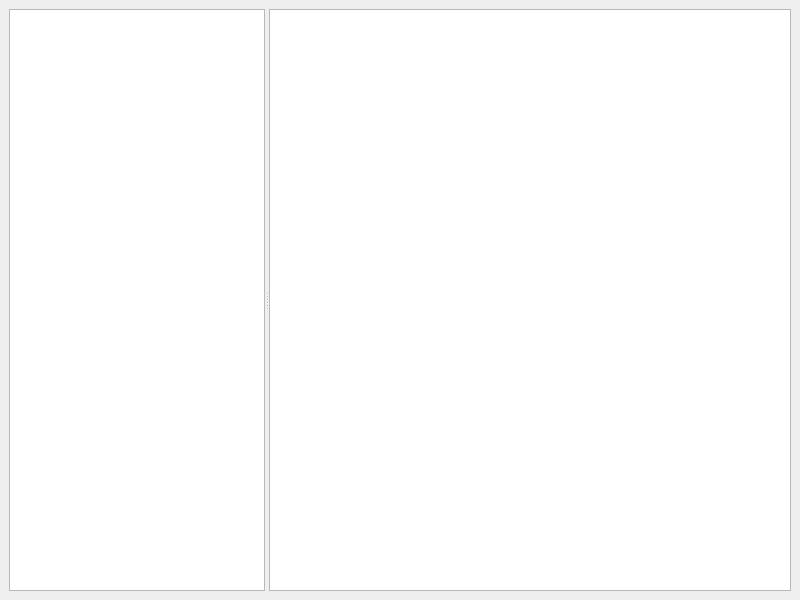
Old version of the form freepad/plugins/mainwindowplugin/mainwindow.ui in the repository FreeHealth/freehealth.
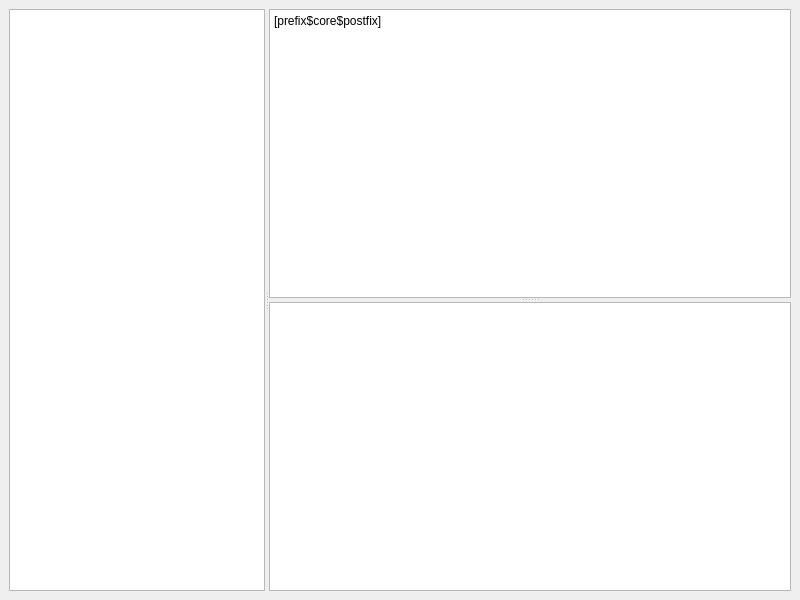
New version of the form.

Commit message: A simple pad example statically integrated to freepad

Patch:
```diff
--- a/freepad/plugins/mainwindowplugin/mainwindow.ui
+++ b/freepad/plugins/mainwindowplugin/mainwindow.ui
@@ -13,7 +13,7 @@
   <widget class="QWidget" name="centralwidget">
    <layout class="QGridLayout" name="gridLayout">
     <item row="0" column="0">
-     <widget class="QSplitter" name="splitter">
+     <widget class="QSplitter" name="splitter_2">
       <property name="orientation">
        <enum>Qt::Horizontal</enum>
       </property>
@@ -28,13 +28,39 @@
         </sizepolicy>
        </property>
       </widget>
-      <widget class="QTextEdit" name="padTextEdit">
+      <widget class="QSplitter" name="splitter">
        <property name="sizePolicy">
-        <sizepolicy hsizetype="Expanding" vsizetype="Expanding">
+        <sizepolicy hsizetype="Preferred" vsizetype="Expanding">
          <horstretch>1</horstretch>
          <verstretch>0</verstretch>
         </sizepolicy>
        </property>
+       <property name="orientation">
+        <enum>Qt::Vertical</enum>
+       </property>
+       <widget class="QTextEdit" name="padTextEdit">
+        <property name="sizePolicy">
+         <sizepolicy hsizetype="Expanding" vsizetype="Expanding">
+          <horstretch>0</horstretch>
+          <verstretch>0</verstretch>
+         </sizepolicy>
+        </property>
+        <property name="html">
+         <string>&lt;!DOCTYPE HTML PUBLIC &quot;-//W3C//DTD HTML 4.0//EN&quot; &quot;http://www.w3.org/TR/REC-html40/strict.dtd&quot;&gt;
+&lt;html&gt;&lt;head&gt;&lt;meta name=&quot;qrichtext&quot; content=&quot;1&quot; /&gt;&lt;style type=&quot;text/css&quot;&gt;
+p, li { white-space: pre-wrap; }
+&lt;/style&gt;&lt;/head&gt;&lt;body style=&quot; font-family:'Sans Serif'; font-size:9pt; font-weight:400; font-style:normal;&quot;&gt;
+&lt;p style=&quot; margin-top:0px; margin-bottom:0px; margin-left:0px; margin-right:0px; -qt-block-indent:0; text-indent:0px;&quot;&gt;[prefix$core$postfix]&lt;/p&gt;&lt;/body&gt;&lt;/html&gt;</string>
+        </property>
+       </widget>
+       <widget class="QTextEdit" name="previewTextEdit">
+        <property name="frameShadow">
+         <enum>QFrame::Raised</enum>
+        </property>
+        <property name="readOnly">
+         <bool>true</bool>
+        </property>
+       </widget>
       </widget>
      </widget>
     </item>
```
Left out of the diff: 3 changed lines with no effect on the pictures. The commit also changes 2 other files.
